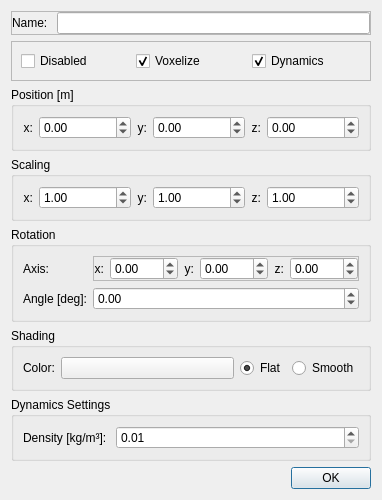
This is WindSim/src/GUI/ui/meshProperties.ui in gudajan/Windsim as Qt 5 draws it before an edit. The edited form follows.
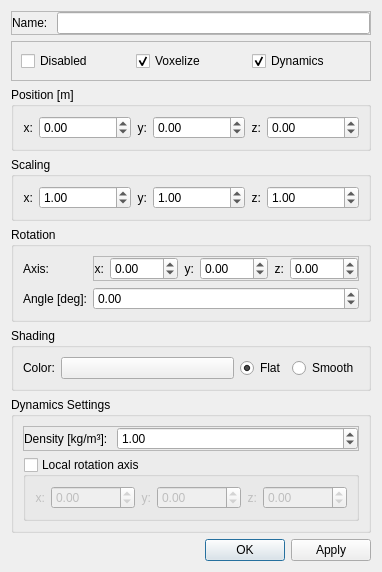
This is the edited form.

Commit message: * Added dynamics setting to mesh properties dialog, which may be used to specify a local rotation axes for the dynamics calculations * Added settings, changing the behaviour of the dynamics:    * Show dynamic transformation during object modification. For this the transform state machine notifies all currently modified objects 	* Use dynamic transformation for calculating the torque or use original static object transformation. As currently the voxelgrid is not updated through dynamic transformations, it is more consitent to use the original object transformation.

Patch:
```diff
--- a/WindSim/src/GUI/ui/meshProperties.ui
+++ b/WindSim/src/GUI/ui/meshProperties.ui
@@ -7,7 +7,7 @@
     <x>0</x>
     <y>0</y>
     <width>382</width>
-    <height>438</height>
+    <height>498</height>
    </rect>
   </property>
   <property name="windowTitle">
@@ -574,31 +574,211 @@
      <property name="title">
       <string>Dynamics Settings</string>
      </property>
-     <layout class="QFormLayout" name="formLayout">
-      <item row="0" column="0">
-       <widget class="QLabel" name="lDensity">
-        <property name="text">
-         <string>Density [kg/m³]: </string>
+     <layout class="QVBoxLayout" name="verticalLayout_2">
+      <item>
+       <widget class="QFrame" name="frame">
+        <property name="frameShape">
+         <enum>QFrame::StyledPanel</enum>
         </property>
+        <property name="frameShadow">
+         <enum>QFrame::Raised</enum>
+        </property>
+        <layout class="QHBoxLayout" name="horizontalLayout_3">
+         <property name="leftMargin">
+          <number>0</number>
+         </property>
+         <property name="topMargin">
+          <number>0</number>
+         </property>
+         <property name="rightMargin">
+          <number>0</number>
+         </property>
+         <property name="bottomMargin">
+          <number>0</number>
+         </property>
+         <item>
+          <widget class="QLabel" name="lDensity">
+           <property name="text">
+            <string>Density [kg/m³]: </string>
+           </property>
+          </widget>
+         </item>
+         <item>
+          <widget class="QDoubleSpinBox" name="dspDensity">
+           <property name="sizePolicy">
+            <sizepolicy hsizetype="Preferred" vsizetype="Preferred">
+             <horstretch>1</horstretch>
+             <verstretch>0</verstretch>
+            </sizepolicy>
+           </property>
+           <property name="suffix">
+            <string/>
+           </property>
+           <property name="decimals">
+            <number>2</number>
+           </property>
+           <property name="minimum">
+            <double>0.010000000000000</double>
+           </property>
+           <property name="maximum">
+            <double>999999999999.000000000000000</double>
+           </property>
+           <property name="singleStep">
+            <double>0.100000000000000</double>
+           </property>
+           <property name="value">
+            <double>1.000000000000000</double>
+           </property>
+          </widget>
+         </item>
+        </layout>
        </widget>
       </item>
-      <item row="0" column="1">
-       <widget class="QDoubleSpinBox" name="dspDensity">
-        <property name="suffix">
-         <string/>
+      <item>
+       <widget class="QGroupBox" name="gbDynAxis">
+        <property name="toolTip">
+         <string>If enabeld, perform dynamic rotation only arround specified axis. Otherwise rotate arround center of mass.</string>
         </property>
-        <property name="decimals">
-         <number>2</number>
+        <property name="title">
+         <string>Local rotation axis</string>
         </property>
-        <property name="minimum">
-         <double>0.010000000000000</double>
+        <property name="flat">
+         <bool>false</bool>
         </property>
-        <property name="maximum">
-         <double>999999999999.000000000000000</double>
+        <property name="checkable">
+         <bool>true</bool>
         </property>
-        <property name="singleStep">
-         <double>0.100000000000000</double>
+        <property name="checked">
+         <bool>false</bool>
         </property>
+        <layout class="QHBoxLayout" name="horizontalLayout">
+         <property name="leftMargin">
+          <number>9</number>
+         </property>
+         <property name="topMargin">
+          <number>9</number>
+         </property>
+         <property name="rightMargin">
+          <number>9</number>
+         </property>
+         <property name="bottomMargin">
+          <number>9</number>
+         </property>
+         <item>
+          <widget class="QLabel" name="lDynAxisX">
+           <property name="text">
+            <string>x:</string>
+           </property>
+           <property name="alignment">
+            <set>Qt::AlignRight|Qt::AlignTrailing|Qt::AlignVCenter</set>
+           </property>
+           <property name="buddy">
+            <cstring>ax</cstring>
+           </property>
+          </widget>
+         </item>
+         <item>
+          <widget class="QDoubleSpinBox" name="dynAxisX">
+           <property name="sizePolicy">
+            <sizepolicy hsizetype="Minimum" vsizetype="Fixed">
+             <horstretch>1</horstretch>
+             <verstretch>0</verstretch>
+            </sizepolicy>
+           </property>
+           <property name="toolTip">
+            <string>Rotation angle alpha arround the x-axis (roll)</string>
+           </property>
+           <property name="minimum">
+            <double>-100.000000000000000</double>
+           </property>
+           <property name="maximum">
+            <double>100.000000000000000</double>
+           </property>
+           <property name="singleStep">
+            <double>1.000000000000000</double>
+           </property>
+           <property name="value">
+            <double>0.000000000000000</double>
+           </property>
+          </widget>
+         </item>
+         <item>
+          <widget class="QLabel" name="lDynAxisY">
+           <property name="text">
+            <string>y:</string>
+           </property>
+           <property name="alignment">
+            <set>Qt::AlignRight|Qt::AlignTrailing|Qt::AlignVCenter</set>
+           </property>
+           <property name="buddy">
+            <cstring>ay</cstring>
+           </property>
+          </widget>
+         </item>
+         <item>
+          <widget class="QDoubleSpinBox" name="dynAxisY">
+           <property name="sizePolicy">
+            <sizepolicy hsizetype="Minimum" vsizetype="Fixed">
+             <horstretch>1</horstretch>
+             <verstretch>0</verstretch>
+            </sizepolicy>
+           </property>
+           <property name="toolTip">
+            <string>Rotation angle beta arround the y-axis (pitch)</string>
+           </property>
+           <property name="minimum">
+            <double>-100.000000000000000</double>
+           </property>
+           <property name="maximum">
+            <double>100.000000000000000</double>
+           </property>
+           <property name="singleStep">
+            <double>1.000000000000000</double>
+           </property>
+           <property name="value">
+            <double>0.000000000000000</double>
+           </property>
+          </widget>
+         </item>
+         <item>
+          <widget class="QLabel" name="lDynAxisZ">
+           <property name="text">
+            <string>z:</string>
+           </property>
+           <property name="alignment">
+            <set>Qt::AlignRight|Qt::AlignTrailing|Qt::AlignVCenter</set>
+           </property>
+           <property name="buddy">
+            <cstring>az</cstring>
+           </property>
+          </widget>
+         </item>
+         <item>
+          <widget class="QDoubleSpinBox" name="dynAxisZ">
+           <property name="sizePolicy">
+            <sizepolicy hsizetype="Minimum" vsizetype="Fixed">
+             <horstretch>1</horstretch>
+             <verstretch>0</verstretch>
+            </sizepolicy>
+           </property>
+           <property name="toolTip">
+            <string>Rotation angle gamma arround the z-axis (yaw)</string>
+           </property>
+           <property name="minimum">
+            <double>-100.000000000000000</double>
+           </property>
+           <property name="maximum">
+            <double>100.000000000000000</double>
+           </property>
+           <property name="singleStep">
+            <double>1.000000000000000</double>
+           </property>
+           <property name="value">
+            <double>0.000000000000000</double>
+           </property>
+          </widget>
+         </item>
+        </layout>
        </widget>
       </item>
      </layout>
@@ -610,7 +790,7 @@
       <enum>Qt::Horizontal</enum>
      </property>
      <property name="standardButtons">
-      <set>QDialogButtonBox::Ok</set>
+      <set>QDialogButtonBox::Apply|QDialogButtonBox::Ok</set>
      </property>
     </widget>
    </item>
```
Left out of the diff: 32 changed lines with no effect on the pictures. The commit also changes 17 other files.
